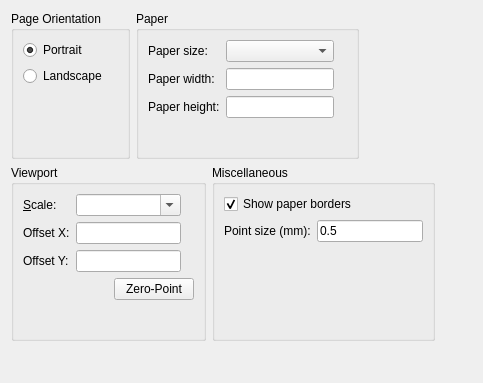
First picture: the form in scripts/Edit/DrawingPreferences/PageSettings/PreferencesPage.ui, repository qcad/qcad, before the edit.
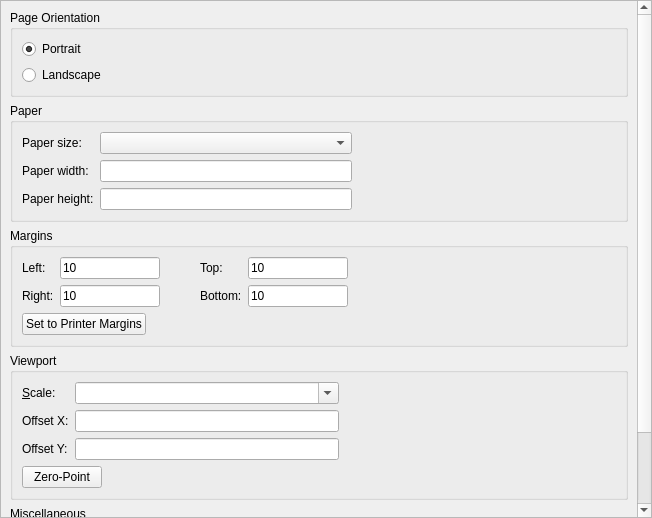
Second picture: the form after the edit. Custom widgets are drawn as their Qt base class.

Commit message: move page margins from multi page to page settings

Patch:
```diff
--- a/scripts/Edit/DrawingPreferences/PageSettings/PreferencesPage.ui
+++ b/scripts/Edit/DrawingPreferences/PageSettings/PreferencesPage.ui
@@ -1,18 +1,31 @@
 <?xml version="1.0" encoding="UTF-8"?>
 <ui version="4.0">
  <class>PageSettings</class>
- <widget class="QWidget" name="PageSettings">
+ <widget class="QScrollArea" name="PageSettings">
   <property name="geometry">
    <rect>
     <x>0</x>
     <y>0</y>
-    <width>483</width>
-    <height>383</height>
+    <width>652</width>
+    <height>518</height>
    </rect>
   </property>
-  <layout class="QVBoxLayout" name="verticalLayout_3">
-   <item>
-    <layout class="QHBoxLayout" name="horizontalLayout_2">
+  <property name="windowTitle">
+   <string notr="true"/>
+  </property>
+  <property name="widgetResizable">
+   <bool>true</bool>
+  </property>
+  <widget class="QWidget" name="scrollAreaWidgetContents">
+   <property name="geometry">
+    <rect>
+     <x>0</x>
+     <y>0</y>
+     <width>635</width>
+     <height>654</height>
+    </rect>
+   </property>
+   <layout class="QVBoxLayout" name="verticalLayout_4">
      <item>
       <widget class="QGroupBox" name="PageOrientation">
        <property name="title">
@@ -36,19 +49,6 @@
           </property>
          </widget>
         </item>
-        <item>
-         <spacer name="verticalSpacer_2">
-          <property name="orientation">
-           <enum>Qt::Vertical</enum>
-          </property>
-          <property name="sizeHint" stdset="0">
-           <size>
-            <width>20</width>
-            <height>10</height>
-           </size>
-          </property>
-         </spacer>
-        </item>
        </layout>
       </widget>
      </item>
@@ -79,6 +79,36 @@
           </property>
          </widget>
         </item>
+       <item row="1" column="1">
+        <widget class="RMathLineEdit" name="PaperWidth">
+         <property name="angle" stdset="0">
+          <bool>false</bool>
+         </property>
+         <property name="defaultUnit" stdset="0">
+          <number>0</number>
+         </property>
+        </widget>
+       </item>
+       <item row="1" column="2">
+        <widget class="QLabel" name="WidthUnit">
+         <property name="text">
+          <string notr="true"/>
+         </property>
+        </widget>
+       </item>
+       <item row="1" column="3">
+        <spacer name="horizontalSpacer_6">
+         <property name="orientation">
+          <enum>Qt::Horizontal</enum>
+         </property>
+         <property name="sizeHint" stdset="0">
+          <size>
+           <width>229</width>
+           <height>20</height>
+          </size>
+         </property>
+        </spacer>
+       </item>
         <item row="2" column="0">
          <widget class="QLabel" name="label_7">
           <property name="text">
@@ -86,23 +116,6 @@
           </property>
          </widget>
         </item>
-        <item row="2" column="2">
-         <widget class="QLabel" name="HeightUnit">
-          <property name="text">
-           <string notr="true"/>
-          </property>
-         </widget>
-        </item>
-        <item row="1" column="1">
-         <widget class="RMathLineEdit" name="PaperWidth">
-          <property name="angle" stdset="0">
-           <bool>false</bool>
-          </property>
-          <property name="defaultUnit" stdset="0">
-           <number>0</number>
-          </property>
-         </widget>
-        </item>
         <item row="2" column="1">
          <widget class="RMathLineEdit" name="PaperHeight">
           <property name="angle" stdset="0">
@@ -113,27 +126,186 @@
           </property>
          </widget>
         </item>
+       <item row="2" column="2">
+        <widget class="QLabel" name="HeightUnit">
+         <property name="text">
+          <string notr="true"/>
+         </property>
+        </widget>
+       </item>
+      </layout>
+     </widget>
+    </item>
+    <item>
+     <widget class="QGroupBox" name="groupBox">
+      <property name="title">
+       <string>Margins</string>
+      </property>
+      <layout class="QVBoxLayout" name="verticalLayout_3">
+       <item>
+        <layout class="QHBoxLayout" name="horizontalLayout_4">
+         <item>
+          <layout class="QGridLayout" name="gridLayout_4">
+           <item row="0" column="0">
+            <widget class="QLabel" name="label_4">
+             <property name="text">
+              <string>Left:</string>
+             </property>
+            </widget>
+           </item>
+           <item row="0" column="1">
+            <widget class="QLineEdit" name="MarginLeft">
+             <property name="maximumSize">
+              <size>
+               <width>100</width>
+               <height>16777215</height>
+              </size>
+             </property>
+             <property name="text">
+              <string notr="true">10</string>
+             </property>
+             <property name="SaveContents" stdset="0">
+              <bool>false</bool>
+             </property>
+            </widget>
+           </item>
+           <item row="0" column="4">
+            <widget class="QLabel" name="label_5">
+             <property name="text">
+              <string>Top:</string>
+             </property>
+            </widget>
+           </item>
+           <item row="0" column="5">
+            <widget class="QLineEdit" name="MarginTop">
+             <property name="maximumSize">
+              <size>
+               <width>100</width>
+               <height>16777215</height>
+              </size>
+             </property>
+             <property name="text">
+              <string notr="true">10</string>
+             </property>
+             <property name="SaveContents" stdset="0">
+              <bool>false</bool>
+             </property>
+            </widget>
+           </item>
+           <item row="1" column="0">
+            <widget class="QLabel" name="label_8">
+             <property name="text">
+              <string>Right:</string>
+             </property>
+            </widget>
+           </item>
+           <item row="1" column="1">
+            <widget class="QLineEdit" name="MarginRight">
+             <property name="maximumSize">
+              <size>
+               <width>100</width>
+               <height>16777215</height>
+              </size>
+             </property>
+             <property name="text">
+              <string notr="true">10</string>
+             </property>
+             <property name="SaveContents" stdset="0">
+              <bool>false</bool>
+             </property>
+            </widget>
+           </item>
+           <item row="1" column="4">
+            <widget class="QLabel" name="label_11">
+             <property name="text">
+              <string>Bottom:</string>
+             </property>
+            </widget>
+           </item>
+           <item row="1" column="5">
+            <widget class="QLineEdit" name="MarginBottom">
+             <property name="maximumSize">
+              <size>
+               <width>100</width>
+               <height>16777215</height>
+              </size>
+             </property>
+             <property name="text">
+              <string notr="true">10</string>
+             </property>
+             <property name="SaveContents" stdset="0">
+              <bool>false</bool>
+             </property>
+            </widget>
+           </item>
+           <item row="0" column="2">
+            <widget class="QLabel" name="LeftMarginUnit">
+             <property name="text">
+              <string notr="true"/>
+             </property>
+            </widget>
+           </item>
         <item row="1" column="2">
-         <widget class="QLabel" name="WidthUnit">
+            <widget class="QLabel" name="RightMarginUnit">
           <property name="text">
            <string notr="true"/>
           </property>
          </widget>
         </item>
-        <item row="3" column="1">
-         <spacer name="verticalSpacer_4">
+           <item row="0" column="6">
+            <widget class="QLabel" name="TopMarginUnit">
+             <property name="text">
+              <string notr="true"/>
+             </property>
+            </widget>
+           </item>
+           <item row="1" column="6">
+            <widget class="QLabel" name="BottomMarginUnit">
+             <property name="text">
+              <string notr="true"/>
+             </property>
+            </widget>
+           </item>
+           <item row="0" column="3">
+            <widget class="QWidget" name="Spacer" native="true">
+             <property name="sizePolicy">
+              <sizepolicy hsizetype="Fixed" vsizetype="Preferred">
+               <horstretch>0</horstretch>
+               <verstretch>0</verstretch>
+              </sizepolicy>
+             </property>
+             <property name="minimumSize">
+              <size>
+               <width>15</width>
+               <height>0</height>
+              </size>
+             </property>
+            </widget>
+           </item>
+          </layout>
+         </item>
+         <item>
+          <spacer name="horizontalSpacer_2">
           <property name="orientation">
-           <enum>Qt::Vertical</enum>
+            <enum>Qt::Horizontal</enum>
           </property>
           <property name="sizeHint" stdset="0">
            <size>
-            <width>20</width>
-            <height>40</height>
+             <width>40</width>
+             <height>20</height>
            </size>
           </property>
          </spacer>
         </item>
        </layout>
+       </item>
+       <item>
+        <layout class="QHBoxLayout" name="horizontalLayout_5">
+         <item>
+          <widget class="QPushButton" name="btSetToPrinterMargins">
+           <property name="text">
+            <string>Set to Printer Margins</string>
+           </property>
       </widget>
      </item>
      <item>
@@ -151,8 +323,9 @@
      </item>
     </layout>
    </item>
-   <item>
-    <layout class="QHBoxLayout" name="horizontalLayout_3">
+      </layout>
+     </widget>
+    </item>
      <item>
       <widget class="QGroupBox" name="groupBox_7">
        <property name="title">
@@ -202,6 +375,19 @@
             </property>
            </widget>
           </item>
+         <item row="1" column="3">
+          <spacer name="horizontalSpacer_5">
+           <property name="orientation">
+            <enum>Qt::Horizontal</enum>
+           </property>
+           <property name="sizeHint" stdset="0">
+            <size>
+             <width>40</width>
+             <height>20</height>
+            </size>
+           </property>
+          </spacer>
+         </item>
           <item row="2" column="0">
            <widget class="QLabel" name="label_10">
             <property name="text">
@@ -230,6 +416,13 @@
         </item>
         <item>
          <layout class="QHBoxLayout" name="horizontalLayout">
+         <item>
+          <widget class="QPushButton" name="ZeroPoint">
+           <property name="text">
+            <string>Zero-Point</string>
+           </property>
+          </widget>
+         </item>
           <item>
            <spacer name="horizontalSpacer_4">
             <property name="orientation">
@@ -243,28 +436,8 @@
             </property>
            </spacer>
           </item>
-          <item>
-           <widget class="QPushButton" name="ZeroPoint">
-            <property name="text">
-             <string>Zero-Point</string>
-            </property>
-           </widget>
-          </item>
-         </layout>
-        </item>
-        <item>
-         <spacer name="verticalSpacer_5">
-          <property name="orientation">
-           <enum>Qt::Vertical</enum>
-          </property>
-          <property name="sizeHint" stdset="0">
-           <size>
-            <width>20</width>
-            <height>40</height>
-           </size>
-          </property>
-         </spacer>
-        </item>
+        </layout>
+       </item>
        </layout>
       </widget>
      </item>
@@ -304,51 +477,11 @@
           </property>
          </widget>
         </item>
-        <item row="2" column="0">
-         <spacer name="verticalSpacer_3">
-          <property name="orientation">
-           <enum>Qt::Vertical</enum>
-          </property>
-          <property name="sizeHint" stdset="0">
-           <size>
-            <width>20</width>
-            <height>40</height>
-           </size>
-          </property>
-         </spacer>
-        </item>
        </layout>
       </widget>
      </item>
-     <item>
-      <spacer name="horizontalSpacer_2">
-       <property name="orientation">
-        <enum>Qt::Horizontal</enum>
-       </property>
-       <property name="sizeHint" stdset="0">
-        <size>
-         <width>40</width>
-         <height>20</height>
-        </size>
-       </property>
-      </spacer>
-     </item>
-    </layout>
-   </item>
-   <item>
-    <spacer name="verticalSpacer">
-     <property name="orientation">
-      <enum>Qt::Vertical</enum>
-     </property>
-     <property name="sizeHint" stdset="0">
-      <size>
-       <width>20</width>
-       <height>42</height>
-      </size>
-     </property>
-    </spacer>
-   </item>
-  </layout>
+   </layout>
+  </widget>
  </widget>
  <customwidgets>
   <customwidget>
```
Lines whose indentation alone changed are shown as unchanged. The commit also changes 1 other file.
